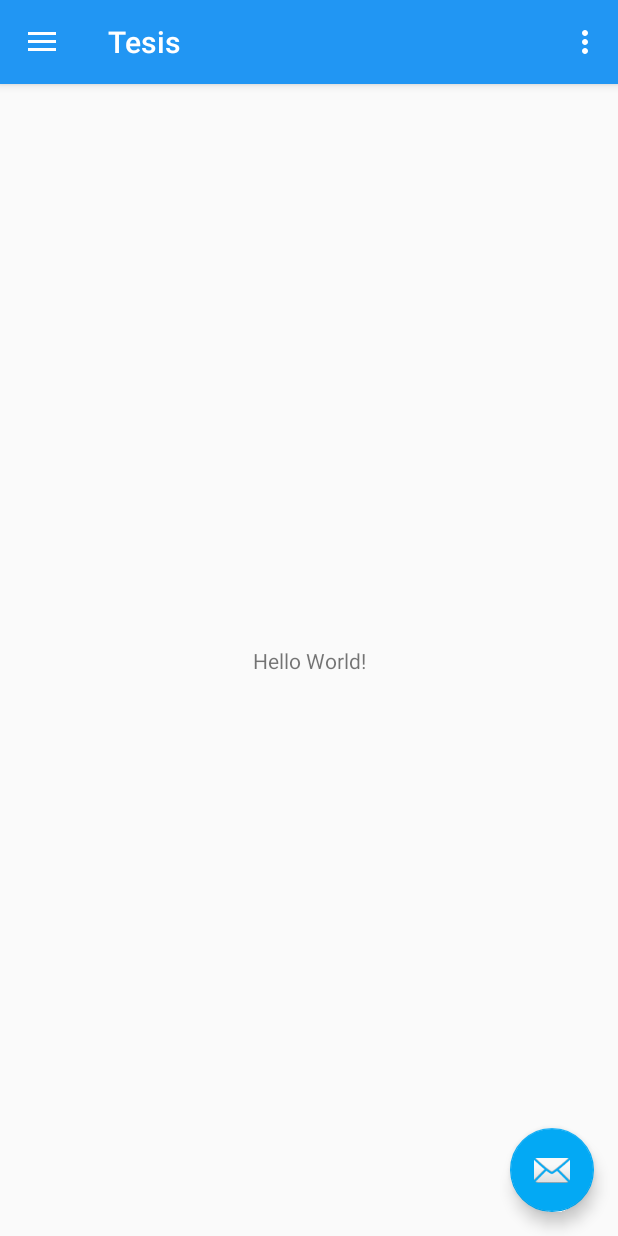
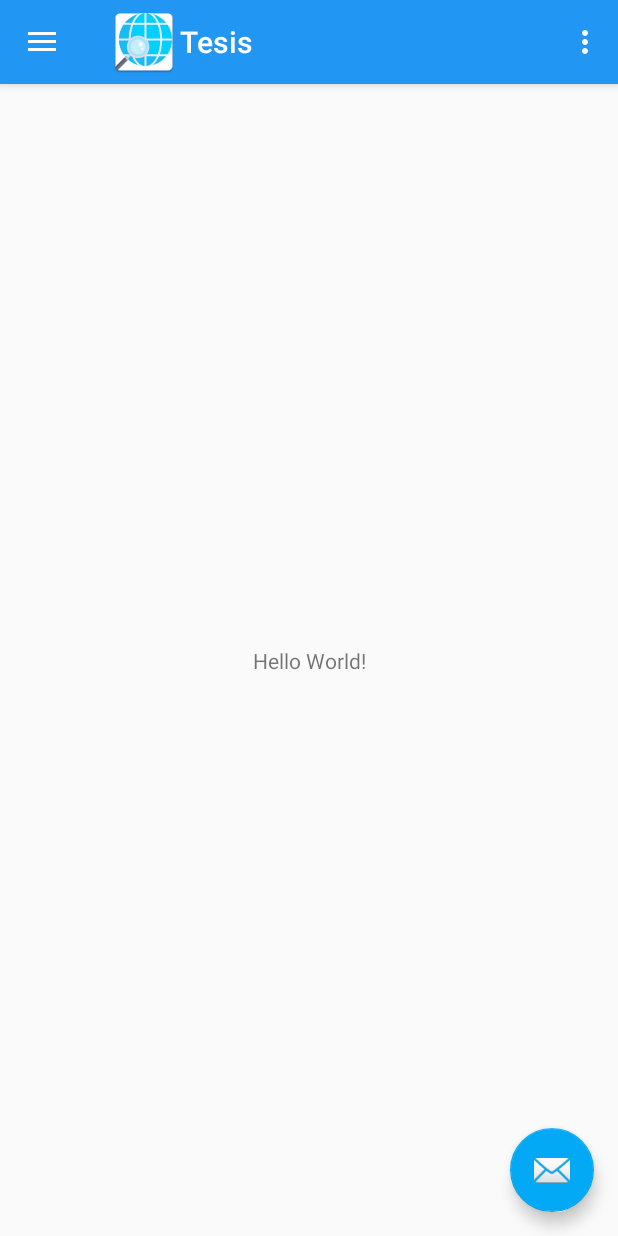
Before and after one commit to cmaciel08/Tesis2, an Android app: the screen it shows after launch (MainActivity), on a phone screen of 412 x 824 dp. Run offline under Robolectric (Android 15) with nearby library versions, the phone set to English and light mode, and no system bars.

Commit message:
agregue logo al MainActivity

```diff
--- a/app/src/main/java/android/prueba/david/tesis/MainActivity.java
+++ b/app/src/main/java/android/prueba/david/tesis/MainActivity.java
@@ -22,6 +22,9 @@ public class MainActivity extends AppCompatActivity
         setContentView(R.layout.activity_main);
         Toolbar toolbar = (Toolbar) findViewById(R.id.toolbar);
         setSupportActionBar(toolbar);
+
+        getSupportActionBar().setDisplayShowHomeEnabled(true);
+        getSupportActionBar().setIcon(R.mipmap.ic_logo);
 
         FloatingActionButton fab = (FloatingActionButton) findViewById(R.id.fab);
         fab.setOnClickListener(new View.OnClickListener() {
```
Also changed, not shown: app/src/main/ic_logo-web.png (added), app/src/main/res/mipmap-hdpi/ic_logo.png (added), app/src/main/res/mipmap-mdpi/ic_logo.png (added), app/src/main/res/mipmap-xhdpi/ic_logo.png (added), app/src/main/res/mipmap-xxhdpi/ic_logo.png (added), app/src/main/res/mipmap-xxxhdpi/ic_logo.png (added).
